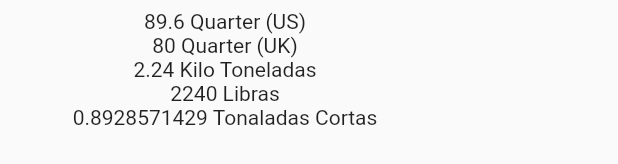
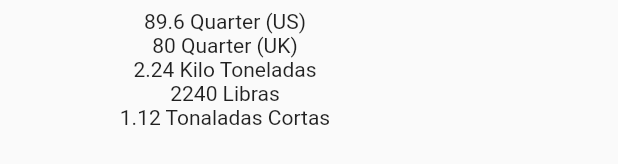
Before and after one commit to Chris-AM/imperial_to_metric_flutter, a Flutter app: the LongTonScreen widget shown alone on an empty page, opened directly with empty values, on a phone screen of 412 x 824 dp. Shown: the part 273-437 px from the top of the screen. Run offline on Flutter 3.47's test engine with Material 2 defaults, Android fonts, the phone set to English and light mode, and no system bars; our stand-ins replace keyboard_actions.

Commit message:
ERRATA: adding short ton equivalence

```diff
--- a/lib/screens/mass_screen/long_ton_screen/long_ton_screen.dart
+++ b/lib/screens/mass_screen/long_ton_screen/long_ton_screen.dart
@@ -33,7 +33,7 @@ class LongTonScreen extends StatelessWidget {
                       Text('80 Quarter (UK)'),
                       Text('2.24 Kilo Toneladas'),
                       Text('2240 Libras'),
-                      Text('0.8928571429 Tonaladas Cortas'),
+                      Text('1.12 Tonaladas Cortas'),
                     ],
                   ),
                 ),
```
